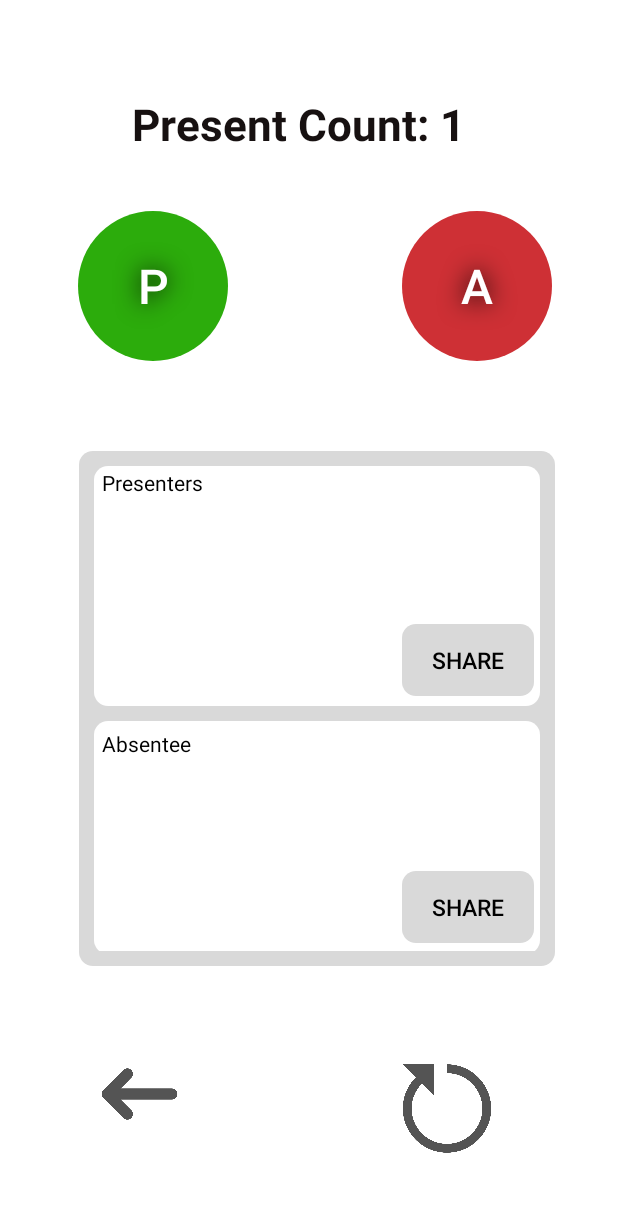
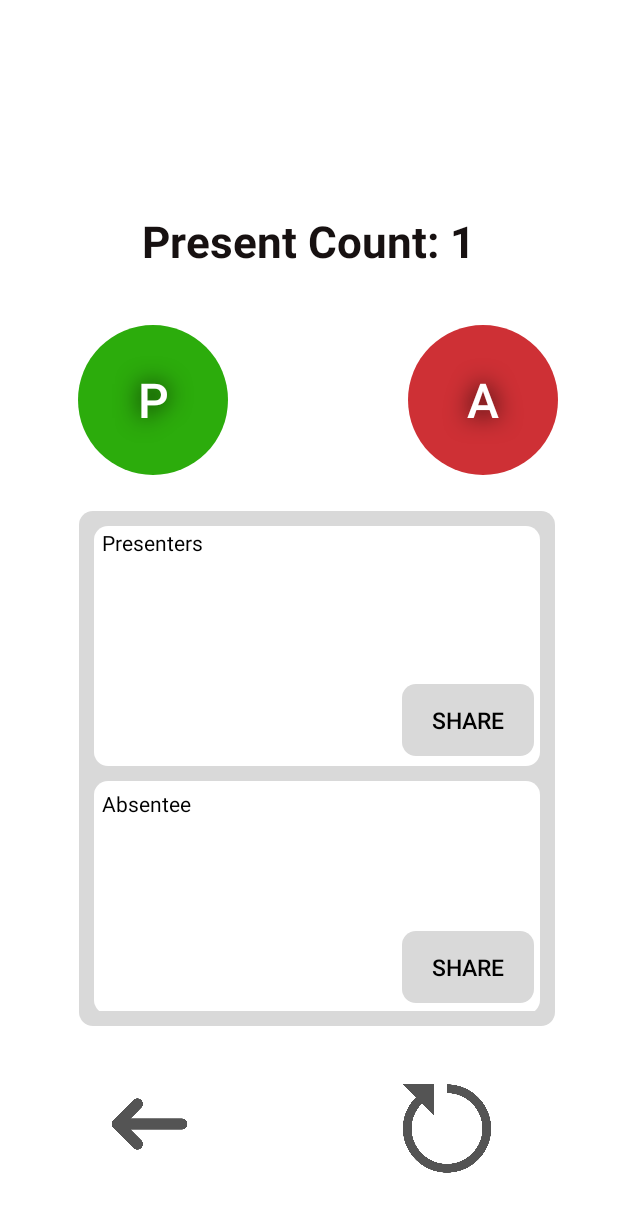
Before and after one commit to ganeshgokani/Attendee, an Android app: the SecondActivity screen opened directly, with no data from a screen before it, on a phone screen of 412 x 824 dp. Shown: the top 1212 px of the screen. Run offline under Robolectric (Android 15) with nearby library versions, the phone set to English and light mode, and no system bars.

Commit message:
Attendee App

```diff
--- a/app/src/main/res/layout/page2.xml
+++ b/app/src/main/res/layout/page2.xml
@@ -18,10 +18,10 @@
         android:textStyle="bold"
         app:layout_constraintBottom_toTopOf="@+id/buttonp"
         app:layout_constraintEnd_toEndOf="parent"
-        app:layout_constraintHorizontal_bias="0.464"
+        app:layout_constraintHorizontal_bias="0.497"
         app:layout_constraintStart_toStartOf="parent"
         app:layout_constraintTop_toTopOf="parent"
-        app:layout_constraintVertical_bias="0.852"
+        app:layout_constraintVertical_bias="0.94"
         tools:ignore="HardcodedText" />
 
     <androidx.appcompat.widget.AppCompatButton
@@ -29,7 +29,7 @@
         android:layout_width="100dp"
         android:layout_height="100dp"
         android:layout_marginStart="52dp"
-        android:layout_marginBottom="60dp"
+        android:layout_marginBottom="24dp"
         android:background="@drawable/circle"
         android:backgroundTint="@color/green"
         android:shadowColor="@color/black"
@@ -47,7 +47,7 @@
         android:id="@+id/frameLayout"
         android:layout_width="317dp"
         android:layout_height="343dp"
-        android:layout_marginBottom="180dp"
+        android:layout_marginBottom="140dp"
         android:background="@drawable/round"
         android:backgroundTint="#D9D9D9"
         android:padding="10dp"
@@ -129,7 +129,7 @@
         app:layout_constraintHorizontal_bias="0.812"
         app:layout_constraintStart_toStartOf="parent"
         app:layout_constraintTop_toBottomOf="@+id/frameLayout"
-        app:layout_constraintVertical_bias="0.702"
+        app:layout_constraintVertical_bias="1.0"
         app:srcCompat="@drawable/brown_minimal_ui_testimonial_facebook_post_hjkju"
         tools:visibility="visible" />
 
@@ -137,8 +137,8 @@
         android:id="@+id/buttona"
         android:layout_width="100dp"
         android:layout_height="100dp"
-        android:layout_marginEnd="44dp"
-        android:layout_marginBottom="60dp"
+        android:layout_marginEnd="40dp"
+        android:layout_marginBottom="24dp"
         android:background="@drawable/circle"
         android:backgroundTint="#CE3035"
         android:shadowColor="@color/black"
@@ -154,10 +154,10 @@
         android:layout_width="82dp"
         android:layout_height="82dp"
         android:layout_marginStart="44dp"
-        android:layout_marginBottom="56dp"
+        android:layout_marginBottom="36dp"
         app:layout_constraintBottom_toBottomOf="parent"
         app:layout_constraintEnd_toStartOf="@+id/refresh"
-        app:layout_constraintHorizontal_bias="0.07"
+        app:layout_constraintHorizontal_bias="0.132"
         app:layout_constraintStart_toStartOf="parent"
         app:srcCompat="@drawable/ghn" />
 
```
